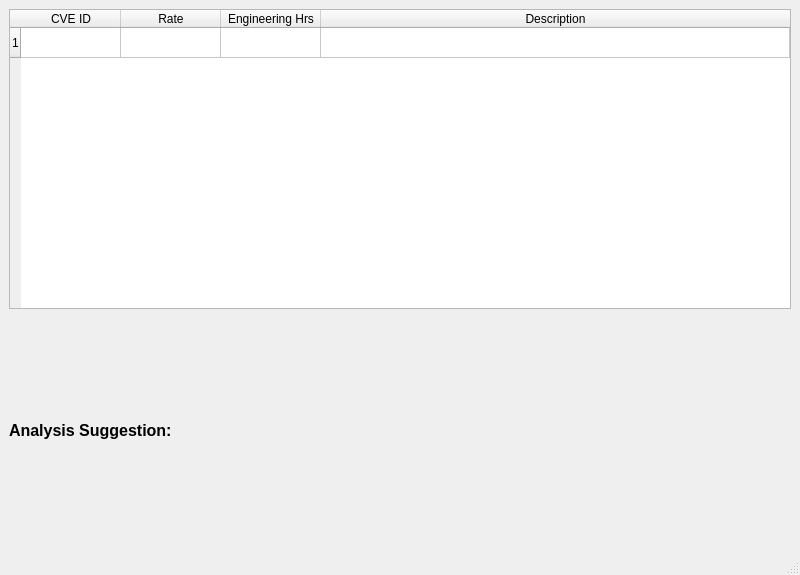
Old version of the form RunScanWindow.ui in the repository SeanDavies22/Vibing-Leopards.
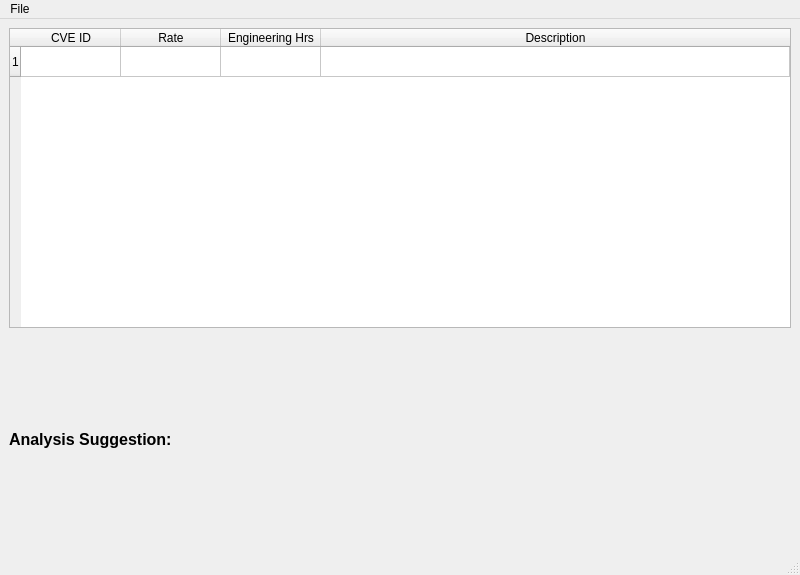
New version of the form.

Commit message: Added save button for run scan window, so user can save table output as a ms excel file.

Patch:
```diff
--- a/RunScanWindow.ui
+++ b/RunScanWindow.ui
@@ -187,6 +187,13 @@
      <height>21</height>
     </rect>
    </property>
+   <widget class="QMenu" name="menuFile">
+    <property name="title">
+     <string>File</string>
+    </property>
+    <addaction name="actionSave"/>
+   </widget>
+   <addaction name="menuFile"/>
   </widget>
   <widget class="QStatusBar" name="statusbar"/>
  </widget>
```
Left out of the diff: 5 changed lines with no effect on the pictures. The commit also changes 3 other files.
